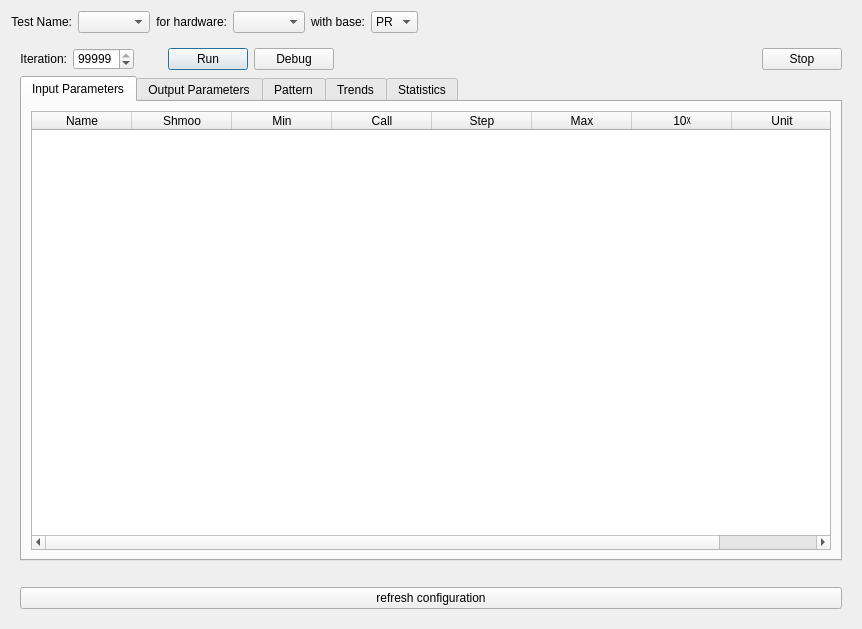
This is src/ATE_spyder/ate_spyder_test_runner/widgets/main_widget.ui in Semi-ATE/Semi-ATE as Qt 5 draws it before an edit. The edited form follows.
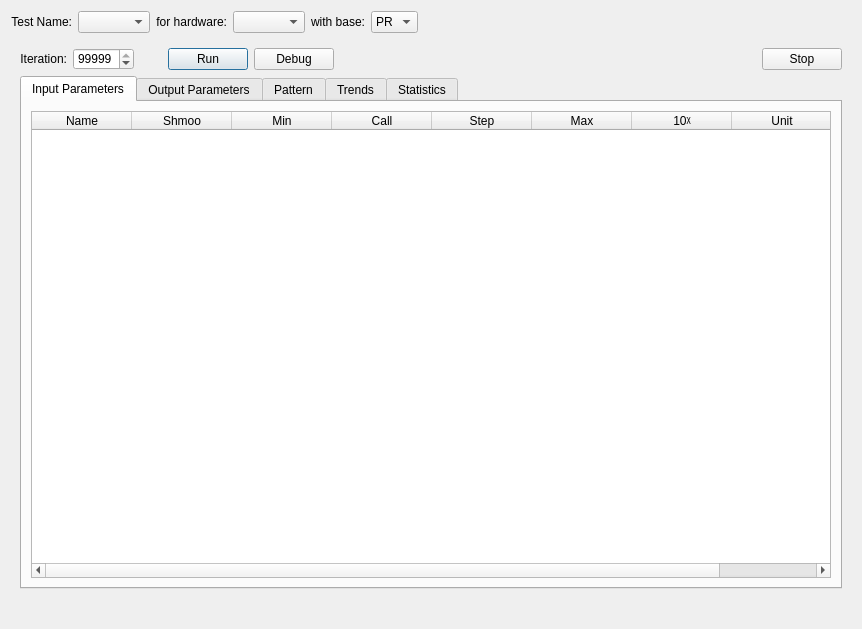
This is the edited form.

```diff
--- a/src/ATE_spyder/ate_spyder_test_runner/widgets/main_widget.ui
+++ b/src/ATE_spyder/ate_spyder_test_runner/widgets/main_widget.ui
@@ -742,28 +742,6 @@
           </widget>
          </widget>
         </item>
-        <item row="4" column="0">
-         <widget class="QPushButton" name="refresh_button">
-          <property name="sizePolicy">
-           <sizepolicy hsizetype="Preferred" vsizetype="Fixed">
-            <horstretch>0</horstretch>
-            <verstretch>0</verstretch>
-           </sizepolicy>
-          </property>
-          <property name="minimumSize">
-           <size>
-            <width>0</width>
-            <height>0</height>
-           </size>
-          </property>
-          <property name="focusPolicy">
-           <enum>Qt::NoFocus</enum>
-          </property>
-          <property name="text">
-           <string>refresh configuration</string>
-          </property>
-         </widget>
-        </item>
        </layout>
       </widget>
      </item>
```
